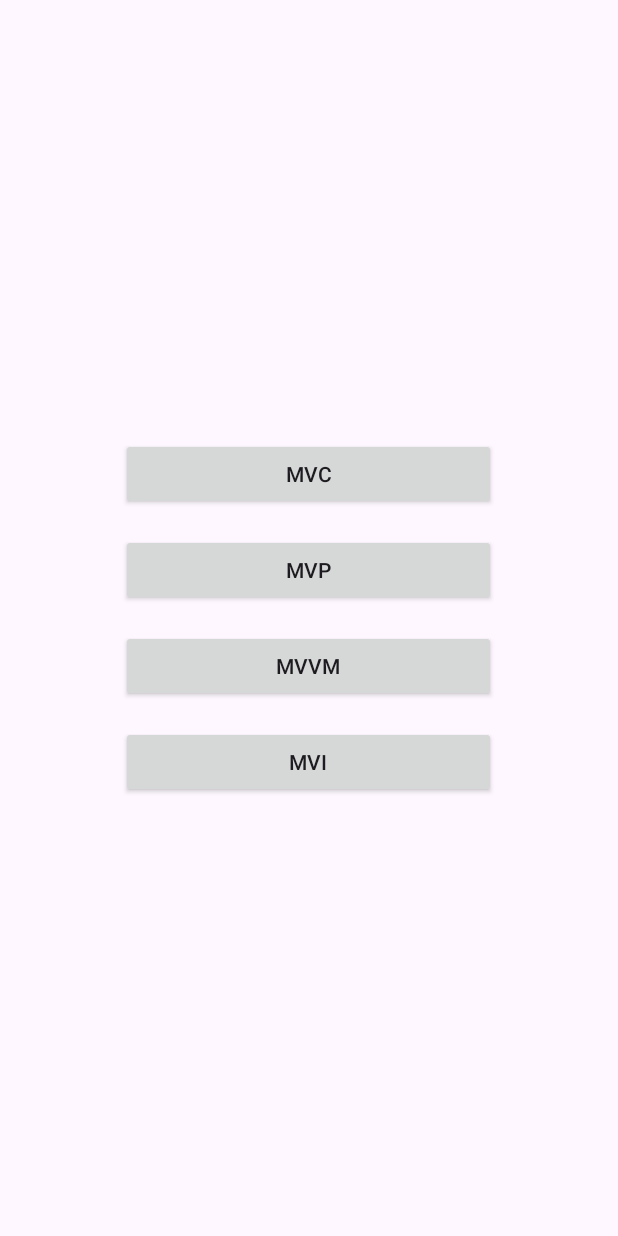
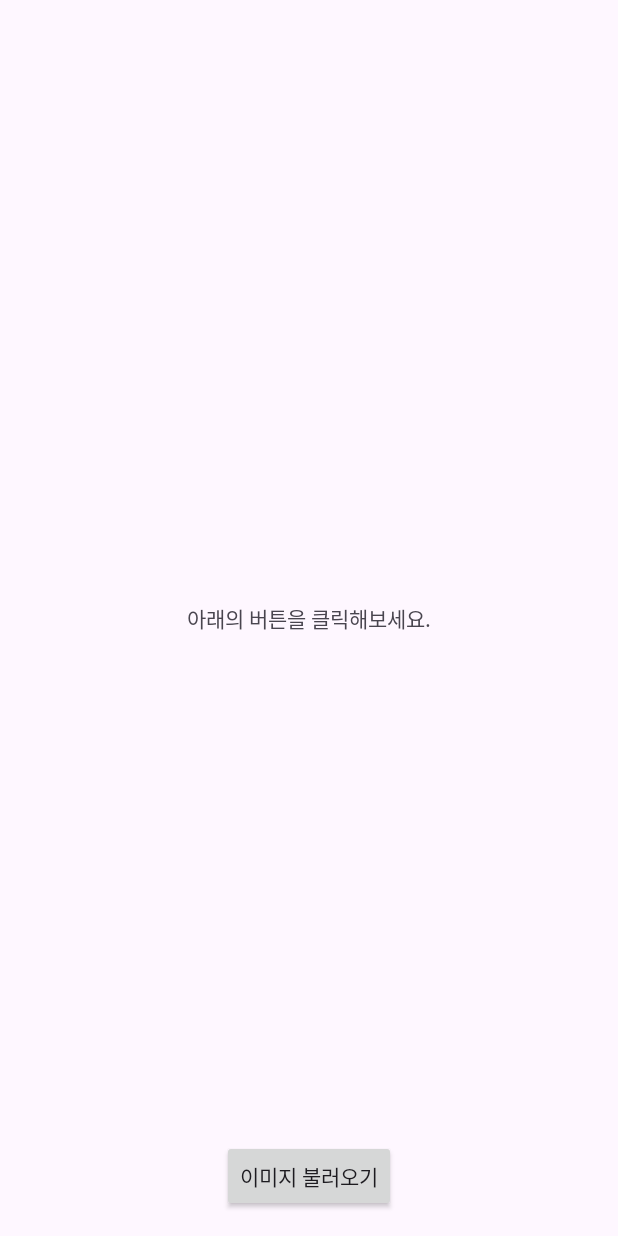
Before and after one commit to soommmin/part3-chapter4, an Android app: the screen it shows after launch (MainActivity before the commit, MviActivity after it), after a tap on "MVI", on a phone screen of 412 x 824 dp. Run offline under Robolectric (Android 15) with nearby library versions, the phone set to English and light mode, and no system bars; our stand-ins replace data binding.

Commit message:
4.mvi 패턴 적용

```diff
--- a/app/src/main/AndroidManifest.xml
+++ b/app/src/main/AndroidManifest.xml
@@ -14,6 +14,9 @@
         android:supportsRtl="true"
         android:theme="@style/Theme.Part3chapter4"
         tools:targetApi="31">
+        <activity
+            android:name=".mvi.MviActivity"
+            android:exported="false" />
         <activity
             android:name=".mvvm.MvvmActivity"
             android:exported="false" />
--- a/app/src/main/java/android/part3_chapter4/ImageService.kt
+++ b/app/src/main/java/android/part3_chapter4/ImageService.kt
@@ -16,4 +16,9 @@ interface ImageService {
     @Headers("Authorization: Client-ID ____key____")
     @GET("random")
     fun getRandomImageRx(): Single<ImageResponse>
+
+
+    @Headers("Authorization: Client-ID ____key____")
+    @GET("random")
+    suspend fun getRandomImageSuspend(): ImageResponse
 }
--- a/app/src/main/java/android/part3_chapter4/MainActivity.kt
+++ b/app/src/main/java/android/part3_chapter4/MainActivity.kt
@@ -5,6 +5,7 @@ import androidx.appcompat.app.AppCompatActivity
 import android.os.Bundle
 import android.part3_chapter4.databinding.ActivityMainBinding
 import android.part3_chapter4.mvc.MvcActivity
+import android.part3_chapter4.mvi.MviActivity
 import android.part3_chapter4.mvp.MvpActivity
 import android.part3_chapter4.mvvm.MvvmActivity
 
@@ -32,6 +33,6 @@ class MainActivity : AppCompatActivity() {
     }
 
     fun openMvi() {
-       // startActivity(Intent(this, MviActivity::class.java))
+        startActivity(Intent(this, MviActivity::class.java))
     }
 }
--- /dev/null
+++ b/app/src/main/java/android/part3_chapter4/mvi/MviActivity.kt
@@ -0,0 +1,61 @@
+package android.part3_chapter4.mvi
+
+import android.graphics.Color
+import androidx.appcompat.app.AppCompatActivity
+import android.os.Bundle
+import android.part3_chapter4.R
+import android.part3_chapter4.databinding.ActivityMviBinding
+import android.part3_chapter4.mvi.repository.ImageRepositoryImpl
+import androidx.activity.viewModels
+import androidx.core.view.isVisible
+import androidx.lifecycle.lifecycleScope
+import coil.load
+import kotlinx.coroutines.flow.collectLatest
+import kotlinx.coroutines.launch
+
+class MviActivity : AppCompatActivity() {
+    private val viewModel: MviViewModel by viewModels {
+        MviViewModel.MviViewModelFactory(ImageRepositoryImpl())
+    }
+    private lateinit var binding: ActivityMviBinding
+
+
+    override fun onCreate(savedInstanceState: Bundle?) {
+        super.onCreate(savedInstanceState)
+        binding = ActivityMviBinding.inflate(layoutInflater).also {
+            setContentView(it.root)
+            it.view = this
+        }
+        observeViewModel()
+    }
+    fun loadImage() {
+        lifecycleScope.launch {
+            viewModel.channel.send(MviIntent.LoadImage)
+        }
+    }
+
+    private fun observeViewModel() {
+        lifecycleScope.launch {
+            viewModel.state.collectLatest { state ->
+                when (state) {
+                    is MviState.Idle -> {
+                        binding.progressView.isVisible = false
+                    }
+                    is MviState.Loading -> {
+                        binding.progressView.isVisible = true
+                    }
+                    is MviState.LoadedImage -> {
+                        binding.progressView.isVisible = false
+                        binding.imageView.run {
+                            setBackgroundColor(Color.parseColor(state.image.color))
+                            load(state.image.url) {
+                                crossfade(300)
+                            }
+                        }
+                        binding.imageCountTextView.text = "불러온 이미지 수 : ${state.count}"
+                    }
+                }
+            }
+        }
+    }
+}
--- /dev/null
+++ b/app/src/main/java/android/part3_chapter4/mvi/MviIntent.kt
@@ -0,0 +1,5 @@
+package android.part3_chapter4.mvi
+
+sealed class MviIntent {
+    object LoadImage : MviIntent()
+}
--- /dev/null
+++ b/app/src/main/java/android/part3_chapter4/mvi/MviState.kt
@@ -0,0 +1,9 @@
+package android.part3_chapter4.mvi
+
+import android.part3_chapter4.mvi.model.Image
+
+sealed class MviState {
+    object Idle : MviState()
+    object Loading : MviState()
+    data class LoadedImage(val image: Image, val count: Int) : MviState()
+}
--- /dev/null
+++ b/app/src/main/java/android/part3_chapter4/mvi/MviViewModel.kt
@@ -0,0 +1,54 @@
+package android.part3_chapter4.mvi
+
+import android.part3_chapter4.mvi.repository.ImageRepository
+import androidx.lifecycle.ViewModel
+import androidx.lifecycle.ViewModelProvider
+import androidx.lifecycle.viewModelScope
+
+import kotlinx.coroutines.channels.Channel
+import kotlinx.coroutines.flow.MutableStateFlow
+import kotlinx.coroutines.flow.StateFlow
+import kotlinx.coroutines.flow.collectLatest
+import kotlinx.coroutines.flow.consumeAsFlow
+import kotlinx.coroutines.launch
+
+class MviViewModel(private val imageRepository: ImageRepository) : ViewModel() {
+
+    val channel = Channel<MviIntent>()
+
+    private val _state = MutableStateFlow<MviState>(MviState.Idle)
+    val state : StateFlow<MviState> get() = _state
+
+    private var count = 0
+    init {
+        handleIntent()
+    }
+
+    private fun handleIntent() {
+        viewModelScope.launch {
+            channel.consumeAsFlow().collectLatest {
+                when(it) {
+                    MviIntent.LoadImage -> {
+                        loadImage()
+                    }
+                }
+            }
+        }
+    }
+
+    private fun loadImage() {
+        viewModelScope.launch {
+            _state.value = MviState.Loading
+            val image = imageRepository.getRandomImage()
+            count++
+            _state.value = MviState.LoadedImage(image, count)
+        }
+    }
+
+    class MviViewModelFactory(private val imageRepository: ImageRepository) :
+        ViewModelProvider.Factory {
+        override fun <T : ViewModel> create(modelClass: Class<T>): T {
+            return MviViewModel(imageRepository) as T
+        }
+    }
+}
--- /dev/null
+++ b/app/src/main/java/android/part3_chapter4/mvi/model/Image.kt
@@ -0,0 +1,3 @@
+package android.part3_chapter4.mvi.model
+
+data class Image(val url : String, val color : String)
--- /dev/null
+++ b/app/src/main/java/android/part3_chapter4/mvi/repository/ImageRepository.kt
@@ -0,0 +1,9 @@
+package android.part3_chapter4.mvi.repository
+
+import android.part3_chapter4.mvi.model.Image
+
+
+interface ImageRepository {
+
+    suspend fun getRandomImage() : Image
+}
--- /dev/null
+++ b/app/src/main/java/android/part3_chapter4/mvi/repository/ImageRepositoryImpl.kt
@@ -0,0 +1,19 @@
+package android.part3_chapter4.mvi.repository
+
+
+import android.part3_chapter4.RetrofitManager
+import android.part3_chapter4.mvi.model.Image
+
+import kotlinx.coroutines.CoroutineDispatcher
+import kotlinx.coroutines.Dispatchers
+import kotlinx.coroutines.withContext
+
+class ImageRepositoryImpl(private val dispatcher: CoroutineDispatcher = Dispatchers.IO) :
+    ImageRepository {
+
+    override suspend fun getRandomImage() = withContext(dispatcher) {
+        RetrofitManager.imageService.getRandomImageSuspend().let {
+            Image(it.urls.regular, it.color)
+        }
+    }
+}
--- /dev/null
+++ b/app/src/main/res/layout/activity_mvi.xml
@@ -0,0 +1,70 @@
+<?xml version="1.0" encoding="utf-8"?>
+<layout xmlns:android="http://schemas.android.com/apk/res/android"
+    xmlns:app="http://schemas.android.com/apk/res-auto"
+    xmlns:tools="http://schemas.android.com/tools">
+
+    <data>
+
+        <variable
+            name="view"
+            type="android.part3_chapter4.mvi.MviActivity" />
+    </data>
+
+    <androidx.constraintlayout.widget.ConstraintLayout
+        android:layout_width="match_parent"
+        android:layout_height="match_parent">
+
+        <androidx.appcompat.widget.AppCompatTextView
+            android:layout_width="wrap_content"
+            android:layout_height="wrap_content"
+            android:text="아래의 버튼을 클릭해보세요."
+            app:layout_constraintBottom_toBottomOf="parent"
+            app:layout_constraintEnd_toEndOf="parent"
+            app:layout_constraintStart_toStartOf="parent"
+            app:layout_constraintTop_toTopOf="parent"
+            tools:ignore="HardcodedText" />
+
+        <androidx.appcompat.widget.AppCompatImageView
+            android:id="@+id/imageView"
+            android:layout_width="0dp"
+            android:layout_height="0dp"
+            android:layout_marginBottom="96dp"
+            android:scaleType="centerCrop"
+            app:layout_constraintBottom_toBottomOf="parent"
+            app:layout_constraintEnd_toEndOf="parent"
+            app:layout_constraintStart_toStartOf="parent"
+            app:layout_constraintTop_toTopOf="parent" />
+
+        <androidx.core.widget.ContentLoadingProgressBar
+            android:id="@+id/progressView"
+            style="?android:progressBarStyleLarge"
+            android:layout_width="wrap_content"
+            android:layout_height="wrap_content"
+            android:visibility="gone"
+            app:layout_constraintBottom_toBottomOf="parent"
+            app:layout_constraintEnd_toEndOf="parent"
+            app:layout_constraintStart_toStartOf="parent"
+            app:layout_constraintTop_toTopOf="parent" />
+
+        <androidx.appcompat.widget.AppCompatTextView
+            android:id="@+id/imageCountTextView"
+            android:layout_width="wrap_content"
+            android:layout_height="wrap_content"
+            android:layout_margin="16dp"
+            app:layout_constraintBottom_toBottomOf="parent"
+            app:layout_constraintEnd_toEndOf="parent"
+            tools:text="불러온 이미지 : 1" />
+
+        <androidx.appcompat.widget.AppCompatButton
+            android:id="@+id/loadButton"
+            android:layout_width="wrap_content"
+            android:layout_height="wrap_content"
+            android:layout_margin="16dp"
+            android:onClick="@{() -> view.loadImage()}"
+            android:text="이미지 불러오기"
+            app:layout_constraintBottom_toBottomOf="parent"
+            app:layout_constraintEnd_toEndOf="parent"
+            app:layout_constraintStart_toStartOf="parent"
+            tools:ignore="HardcodedText" />
+    </androidx.constraintlayout.widget.ConstraintLayout>
+</layout>
```
Also changed, not shown: app/src/main/java/android/part3_chapter4/mvvm/MvvmViewModel.kt (+4 -0 lines).
